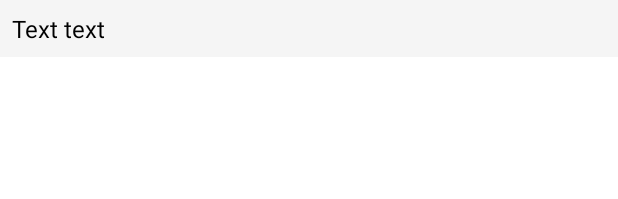
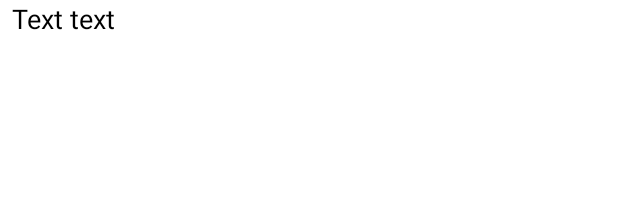
Before and after one commit to legion-11/FindAnime, an Android app: the layout drawer_spinner_item.xml on its own in the app's theme, with its tools: preview values and no code run, on a phone screen of 412 x 824 dp. Shown: the top 199 px of the screen. Run offline under Robolectric (Android 15) with nearby library versions, the phone set to English and light mode, and no system bars.

```diff
--- a/app/src/main/res/layout/drawer_spinner_item.xml
+++ b/app/src/main/res/layout/drawer_spinner_item.xml
@@ -3,11 +3,13 @@
     xmlns:tools="http://schemas.android.com/tools"
     android:layout_width="match_parent"
     android:layout_height="wrap_content"
-    android:gravity="start"
-    android:padding="8dip"
-    android:background="@color/drawer_toolbar_color"
+    android:gravity="start|center_vertical"
+    android:maxLines="1"
+    android:ellipsize="end"
+    android:paddingStart="8dp"
+    android:paddingEnd="8dp"
     android:textColor="@color/theme_color_inverse"
-    android:textSize="16sp"
+    android:textSize="18sp"
     tools:text="Text text">
 
 </TextView>
--- a/app/src/main/res/layout/fragment_image_drawer_list_dialog.xml
+++ b/app/src/main/res/layout/fragment_image_drawer_list_dialog.xml
@@ -42,7 +42,8 @@
             <Spinner
                 android:id="@+id/toolbarSpinner"
                 android:backgroundTint="@color/theme_color_inverse"
-                android:layout_width="match_parent"
+                android:layout_marginHorizontal="16dp"
+                android:layout_width="wrap_content"
                 android:layout_height="wrap_content" />
         </androidx.appcompat.widget.Toolbar>
 
--- a/app/src/main/res/values/styles.xml
+++ b/app/src/main/res/values/styles.xml
@@ -7,5 +7,4 @@
         <item name="colorControlHighlight">@color/ripple_material_light</item>
         <item name="android:textColorSecondary">@color/black</item>
     </style>
-
 </resources>
--- a/app/src/main/res/values/themes.xml
+++ b/app/src/main/res/values/themes.xml
@@ -19,7 +19,7 @@
         <item name="windowNoTitle">true</item>
     </style>
 
-    <style name="CustomBottomSheetDialogTheme" parent="Theme.Design.Light.BottomSheetDialog">
+    <style name="CustomBottomSheetDialogTheme" parent="Theme.MaterialComponents.DayNight.BottomSheetDialog">
         <item name="bottomSheetStyle">@style/CustomBottomSheetStyle</item>
     </style>
 
```
Also changed, not shown: app/src/main/java/com/dmytroa/findanime/fragments/ImageDrawerListDialogFragment.kt (+3 -6 lines).
